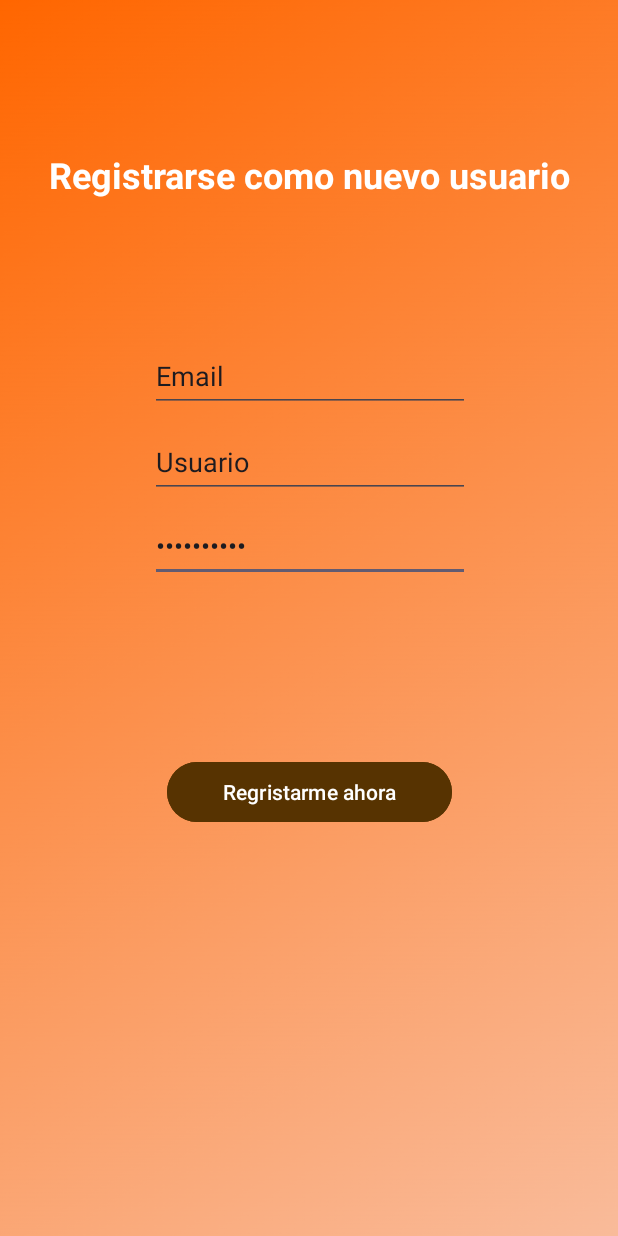
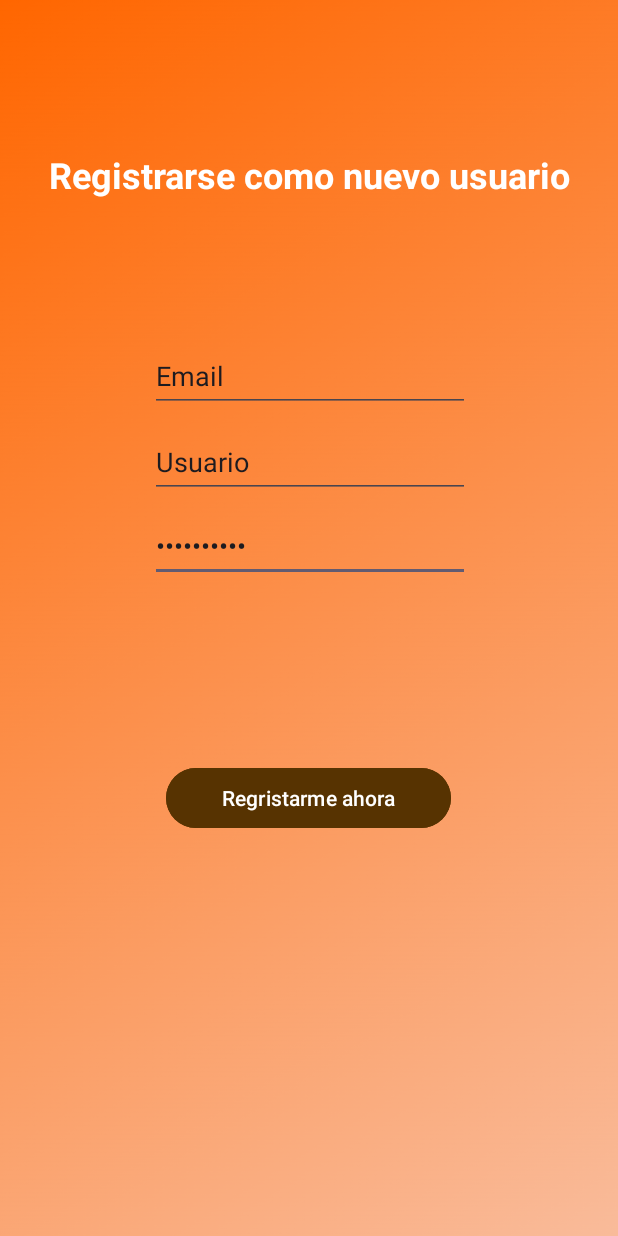
Before and after one commit to AdriiRo/AppGimnasio, an Android app: the RegisterActivity screen opened directly, with no data from a screen before it, on a phone screen of 412 x 824 dp. Run offline under Robolectric (Android 15) with nearby library versions, the phone set to English and light mode, and no system bars; our stand-ins replace Room's generated code.

Commit message:
Solucion bug AppInspector

```diff
--- a/app/src/main/java/es/etg/dam/pmdmARO/gym/RegisterActivity.kt
+++ b/app/src/main/java/es/etg/dam/pmdmARO/gym/RegisterActivity.kt
@@ -6,6 +6,7 @@ import androidx.activity.enableEdgeToEdge
 import androidx.appcompat.app.AppCompatActivity
 import androidx.core.view.ViewCompat
 import androidx.core.view.WindowInsetsCompat
+import androidx.room.Room
 import es.etg.dam.pmdmARO.gym.data.UsuarioDatabase
 import es.etg.dam.pmdmARO.gym.data.UsuarioEntity
 import es.etg.dam.pmdmARO.gym.databinding.ActivityRegisterBinding
@@ -15,21 +16,27 @@ import kotlinx.coroutines.launch
 
 class RegisterActivity : AppCompatActivity() {
 
-    private lateinit var binding: ActivityRegisterBinding
 
     companion object {
         lateinit var database: UsuarioDatabase
         const val DATABASE_NAME = "usuario-db"
     }
 
+    private lateinit var binding: ActivityRegisterBinding
+
     override fun onCreate(savedInstanceState: Bundle?) {
         super.onCreate(savedInstanceState)
-        enableEdgeToEdge()
-        setContentView(R.layout.activity_register)
-        ViewCompat.setOnApplyWindowInsetsListener(findViewById(R.id.main)) { v, insets ->
-            val systemBars = insets.getInsets(WindowInsetsCompat.Type.systemBars())
-            v.setPadding(systemBars.left, systemBars.top, systemBars.right, systemBars.bottom)
-            insets
+
+        binding = ActivityRegisterBinding.inflate(layoutInflater)
+
+        setContentView(binding.root)
+
+        database =  Room.databaseBuilder(this,
+            UsuarioDatabase::class.java,
+            DATABASE_NAME).build()
+
+        binding.btnIniciarSesion2.setOnClickListener {
+            guardar(it)
         }
     }
 
--- a/app/src/main/res/layout/activity_register.xml
+++ b/app/src/main/res/layout/activity_register.xml
@@ -14,6 +14,18 @@
         tools:context=".LoginActivity"
         tools:layout_editor_absoluteX="82dp"
         tools:layout_editor_absoluteY="176dp">
+
+        <Button
+            android:id="@+id/btnIniciarSesion2"
+            android:layout_width="190dp"
+            android:layout_height="48dp"
+            android:layout_marginTop="508dp"
+            android:backgroundTint="#573301"
+            android:text="Regristarme ahora"
+            app:layout_constraintEnd_toEndOf="parent"
+            app:layout_constraintHorizontal_bias="0.497"
+            app:layout_constraintStart_toStartOf="parent"
+            app:layout_constraintTop_toTopOf="parent" />
 
         <EditText
             android:id="@+id/tvContrasena"
@@ -60,18 +72,6 @@
             app:layout_constraintTop_toTopOf="parent"
             app:layout_constraintVertical_bias="0.777" />
 
-        <Button
-            android:id="@+id/btnIniciarSesion"
-            android:layout_width="190dp"
-            android:layout_height="48dp"
-            android:layout_marginTop="504dp"
-            android:backgroundTint="#573301"
-            android:text="Regristarme ahora"
-            app:layout_constraintEnd_toEndOf="parent"
-            app:layout_constraintHorizontal_bias="0.5"
-            app:layout_constraintStart_toStartOf="parent"
-            app:layout_constraintTop_toTopOf="parent" />
-
         <TextView
             android:id="@+id/textView7"
             android:layout_width="wrap_content"
```
